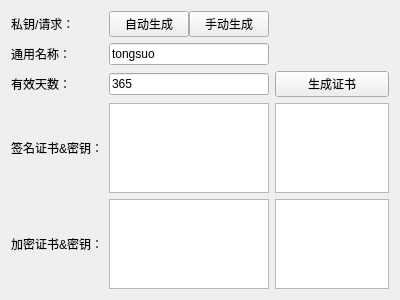
Old version of the form sm2cert.ui in the repository Tongsuo-Project/tsapp.
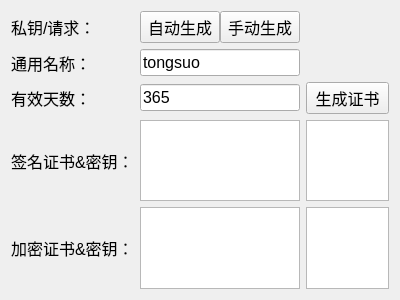
New version of the form.

Patch:
```diff
--- a/sm2cert.ui
+++ b/sm2cert.ui
@@ -16,6 +16,11 @@
   <layout class="QGridLayout" name="gridLayout">
    <item row="4" column="0">
     <widget class="QLabel" name="label_4">
+     <property name="font">
+      <font>
+       <pointsize>12</pointsize>
+      </font>
+     </property>
      <property name="text">
       <string>签名证书&amp;密钥：</string>
      </property>
@@ -23,6 +28,11 @@
    </item>
    <item row="3" column="2">
     <widget class="QLineEdit" name="lineEditDays">
+     <property name="font">
+      <font>
+       <pointsize>12</pointsize>
+      </font>
+     </property>
      <property name="text">
       <string>365</string>
      </property>
@@ -46,6 +56,11 @@
    </item>
    <item row="2" column="2">
     <widget class="QLineEdit" name="lineEditCN">
+     <property name="font">
+      <font>
+       <pointsize>12</pointsize>
+      </font>
+     </property>
      <property name="inputMask">
       <string/>
      </property>
@@ -58,10 +73,21 @@
     </widget>
    </item>
    <item row="4" column="2">
-    <widget class="QTextBrowser" name="textBrowserSignOutput"/>
+    <widget class="QTextBrowser" name="textBrowserSignOutput">
+     <property name="font">
+      <font>
+       <pointsize>10</pointsize>
+      </font>
+     </property>
+    </widget>
    </item>
    <item row="3" column="3">
     <widget class="QPushButton" name="pushButtonGen">
+     <property name="font">
+      <font>
+       <pointsize>12</pointsize>
+      </font>
+     </property>
      <property name="text">
       <string>生成证书</string>
      </property>
@@ -69,6 +95,11 @@
    </item>
    <item row="2" column="0">
     <widget class="QLabel" name="label_2">
+     <property name="font">
+      <font>
+       <pointsize>12</pointsize>
+      </font>
+     </property>
      <property name="text">
       <string>通用名称：</string>
      </property>
@@ -89,6 +120,11 @@
    </item>
    <item row="1" column="0">
     <widget class="QLabel" name="label">
+     <property name="font">
+      <font>
+       <pointsize>12</pointsize>
+      </font>
+     </property>
      <property name="text">
       <string>私钥/请求：</string>
      </property>
@@ -96,6 +132,11 @@
    </item>
    <item row="3" column="0">
     <widget class="QLabel" name="label_3">
+     <property name="font">
+      <font>
+       <pointsize>12</pointsize>
+      </font>
+     </property>
      <property name="text">
       <string>有效天数：</string>
      </property>
@@ -108,6 +149,11 @@
      </property>
      <item>
       <widget class="QPushButton" name="pushButton_2">
+       <property name="font">
+        <font>
+         <pointsize>12</pointsize>
+        </font>
+       </property>
        <property name="text">
         <string>自动生成</string>
        </property>
@@ -115,6 +161,11 @@
      </item>
      <item>
       <widget class="QPushButton" name="pushButton">
+       <property name="font">
+        <font>
+         <pointsize>12</pointsize>
+        </font>
+       </property>
        <property name="text">
         <string>手动生成</string>
        </property>
@@ -136,20 +187,43 @@
     </layout>
    </item>
    <item row="5" column="2">
-    <widget class="QTextBrowser" name="textBrowserEncryptOutput"/>
+    <widget class="QTextBrowser" name="textBrowserEncryptOutput">
+     <property name="font">
+      <font>
+       <pointsize>10</pointsize>
+      </font>
+     </property>
+    </widget>
    </item>
    <item row="5" column="0">
     <widget class="QLabel" name="label_5">
+     <property name="font">
+      <font>
+       <pointsize>12</pointsize>
+      </font>
+     </property>
      <property name="text">
       <string>加密证书&amp;密钥：</string>
      </property>
     </widget>
    </item>
    <item row="4" column="3">
-    <widget class="QTextBrowser" name="textBrowserSignKey"/>
+    <widget class="QTextBrowser" name="textBrowserSignKey">
+     <property name="font">
+      <font>
+       <pointsize>10</pointsize>
+      </font>
+     </property>
+    </widget>
    </item>
    <item row="5" column="3">
-    <widget class="QTextBrowser" name="textBrowserEncryKey"/>
+    <widget class="QTextBrowser" name="textBrowserEncryKey">
+     <property name="font">
+      <font>
+       <pointsize>10</pointsize>
+      </font>
+     </property>
+    </widget>
    </item>
   </layout>
  </widget>
```
